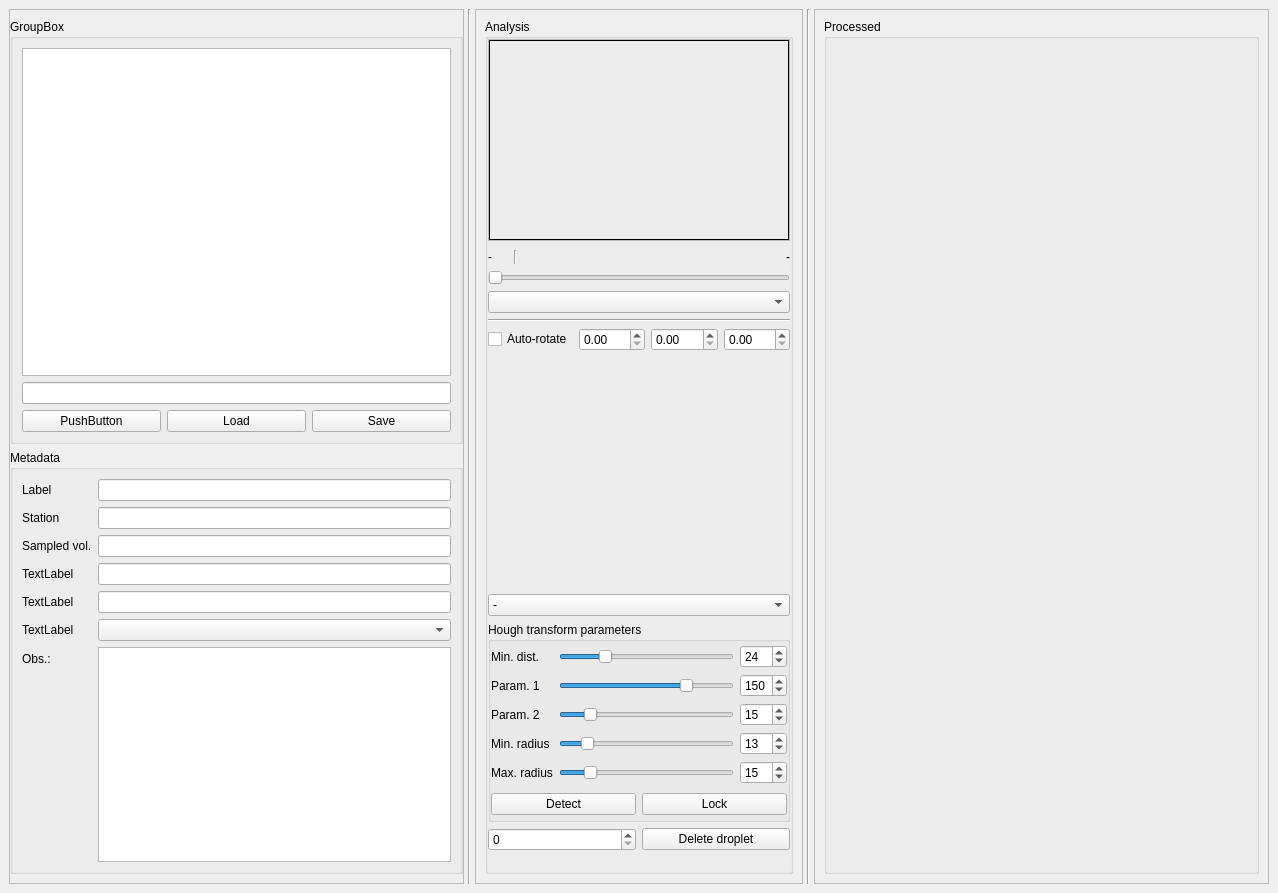
First picture: the form in src/gui/analysis.ui, repository gfogwill/FrESH, before the edit.
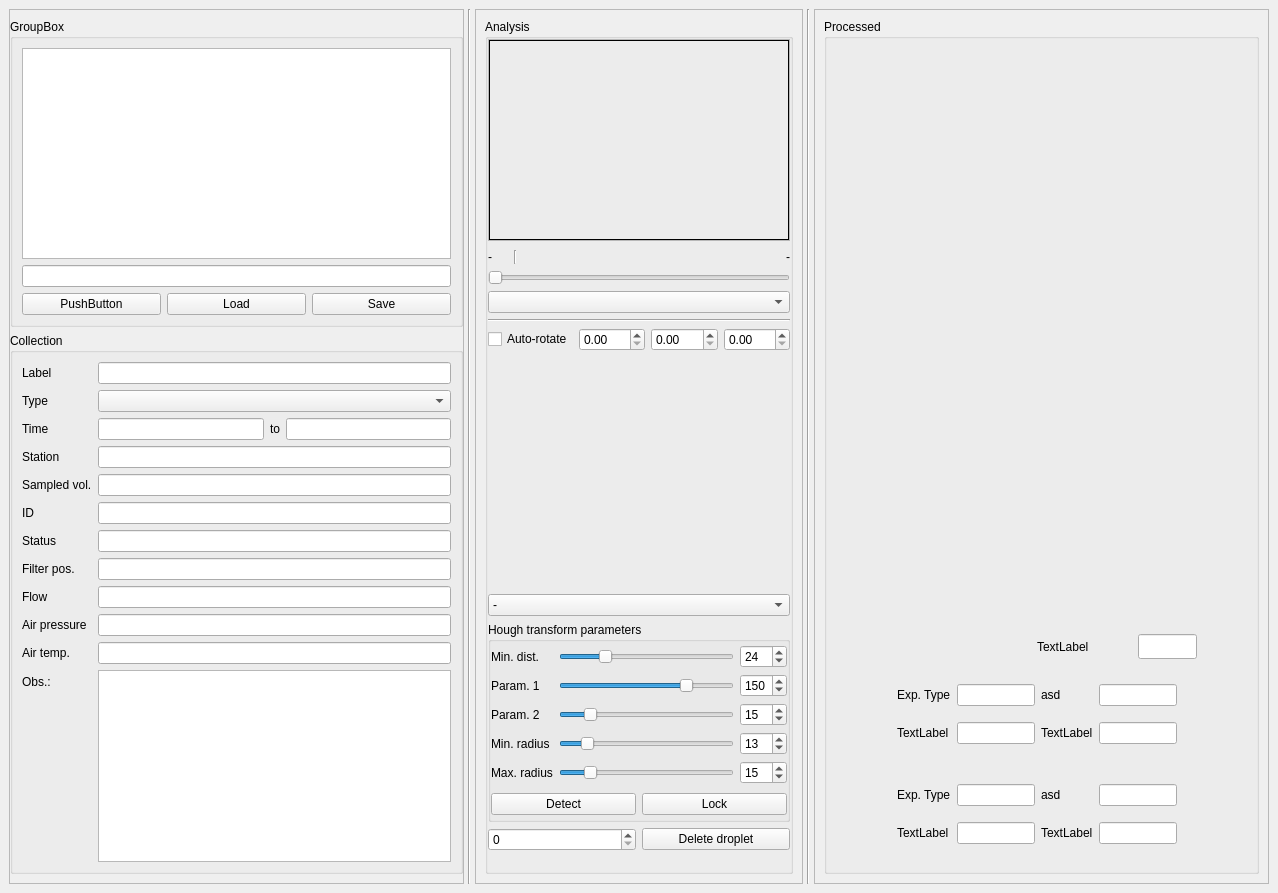
Second picture: the form after the edit. Custom widgets are drawn as their Qt base class.

Commit message:
chore: update metadata when editing
More fields added to the gui

What changed in the file:
```diff
--- a/src/gui/analysis.ui
+++ b/src/gui/analysis.ui
@@ -40,7 +40,7 @@
            <item row="1" column="0">
             <widget class="QGroupBox" name="groupBox">
              <property name="title">
-              <string>Metadata</string>
+              <string>Collection</string>
              </property>
              <layout class="QGridLayout" name="gridLayout_3">
               <item row="0" column="0">
@@ -53,67 +53,156 @@
                  </widget>
                 </item>
                 <item row="0" column="1">
-                 <widget class="QLineEdit" name="lineEdit_label"/>
+                 <widget class="QLineEdit" name="label_text_edit">
+                  <property name="readOnly">
+                   <bool>true</bool>
+                  </property>
+                 </widget>
                 </item>
-                <item row="1" column="0">
+                <item row="3" column="0">
                  <widget class="QLabel" name="label">
                   <property name="text">
                    <string>Station</string>
                   </property>
                  </widget>
                 </item>
-                <item row="1" column="1">
-                 <widget class="QLineEdit" name="lineEdit_station"/>
-                </item>
-                <item row="2" column="0">
-                 <widget class="QLabel" name="label_3">
-                  <property name="text">
-                   <string>Sampled vol.</string>
-                  </property>
-                 </widget>
-                </item>
-                <item row="2" column="1">
-                 <widget class="QLineEdit" name="lineEdit_airVol"/>
-                </item>
-                <item row="3" column="0">
-                 <widget class="QLabel" name="label_4">
-                  <property name="text">
-                   <string>TextLabel</string>
-                  </property>
-                 </widget>
-                </item>
                 <item row="3" column="1">
                  <widget class="QLineEdit" name="lineEdit_4"/>
                 </item>
                 <item row="4" column="0">
-                 <widget class="QLabel" name="label_5">
+                 <widget class="QLabel" name="label_3">
                   <property name="text">
-                   <string>TextLabel</string>
+                   <string>Sampled vol.</string>
                   </property>
                  </widget>
                 </item>
                 <item row="4" column="1">
-                 <widget class="QLineEdit" name="lineEdit_5"/>
+                 <widget class="QLineEdit" name="air_volume_text_edit"/>
                 </item>
                 <item row="5" column="0">
-                 <widget class="QLabel" name="label_7">
+                 <widget class="QLabel" name="label_4">
                   <property name="text">
-                   <string>TextLabel</string>
+                   <string>ID</string>
                   </property>
                  </widget>
                 </item>
                 <item row="5" column="1">
-                 <widget class="QComboBox" name="comboBox"/>
+                 <widget class="QLineEdit" name="sampler_id_text_edit"/>
                 </item>
                 <item row="6" column="0">
+                 <widget class="QLabel" name="label_5">
+                  <property name="text">
+                   <string>Status</string>
+                  </property>
+                 </widget>
+                </item>
+                <item row="6" column="1">
+                 <widget class="QLineEdit" name="lineEdit_5"/>
+                </item>
+                <item row="8" column="0">
+                 <widget class="QLabel" name="label_17">
+                  <property name="text">
+                   <string>Filter pos.</string>
+                  </property>
+                 </widget>
+                </item>
+                <item row="8" column="1">
+                 <widget class="QLineEdit" name="filter_position_text_edit"/>
+                </item>
+                <item row="12" column="0">
                  <widget class="QLabel" name="label_obs">
                   <property name="text">
                    <string>Obs.:</string>
                   </property>
                  </widget>
                 </item>
-                <item row="6" column="1">
-                 <widget class="QTextEdit" name="textEdit_obs"/>
+                <item row="12" column="1">
+                 <widget class="QTextEdit" name="exp_description_text_edit"/>
+                </item>
+                <item row="2" column="0">
+                 <widget class="QLabel" name="label_23">
+                  <property name="text">
+                   <string>Time</string>
+                  </property>
+                 </widget>
+                </item>
+                <item row="2" column="1">
+                 <layout class="QHBoxLayout" name="horizontalLayout_8">
+                  <item>
+                   <widget class="QLineEdit" name="start_time_text_edit"/>
+                  </item>
+                  <item>
+                   <widget class="QLabel" name="label_22">
+                    <property name="text">
+                     <string>to</string>
+                    </property>
+                   </widget>
+                  </item>
+                  <item>
+                   <widget class="QLineEdit" name="end_time_text_edit"/>
+                  </item>
+                 </layout>
+                </item>
+                <item row="9" column="0">
+                 <widget class="QLabel" name="label_24">
+                  <property name="text">
+                   <string>Flow</string>
+                  </property>
+                 </widget>
+                </item>
+                <item row="9" column="1">
+                 <widget class="QLineEdit" name="flow_text_edit"/>
+                </item>
+                <item row="10" column="0">
+                 <widget class="QLabel" name="label_26">
+                  <property name="text">
+                   <string>Air pressure</string>
+                  </property>
+                 </widget>
+                </item>
+                <item row="10" column="1">
+                 <widget class="QLineEdit" name="press_text_edit"/>
+                </item>
+                <item row="11" column="0">
+                 <widget class="QLabel" name="label_25">
+                  <property name="text">
+                   <string>Air temp.</string>
+                  </property>
+                 </widget>
+                </item>
+                <item row="11" column="1">
+                 <widget class="QLineEdit" name="temp_text_edit"/>
+                </item>
+                <item row="1" column="0">
+                 <widget class="QLabel" name="label_7">
+                  <property name="text">
+                   <string>Type</string>
+                  </property>
+                 </widget>
+                </item>
+                <item row="1" column="1">
+                 <widget class="QComboBox" name="comboBox_type">
+                  <item>
+                   <property name="text">
+                    <string/>
+                   </property>
+                  </item>
+                  <item>
+                   <property name="text">
+                    <string>Filter</string>
+                   </property>
+                  </item>
+                  <item>
+                   <property name="text">
+                    <string>WB</string>
+                   </property>
+                  </item>
+                  <item>
+                   <property name="text">
+                    <string>Filter background</string>
+                   </property>
+                  </item>
+                 </widget>
                 </item>
                </layout>
               </item>
@@ -699,7 +788,135 @@
                  <widget class="PlotWidget" name="FFwidget_grayscale" native="true"/>
                 </item>
                 <item>
-                 <widget class="QWidget" name="widget_2" native="true"/>
+                 <widget class="QWidget" name="widget_2" native="true">
+                  <widget class="QWidget" name="gridLayoutWidget">
+                   <property name="geometry">
+                    <rect>
+                     <x>70</x>
+                     <y>80</y>
+                     <width>280</width>
+                     <height>81</height>
+                    </rect>
+                   </property>
+                   <layout class="QGridLayout" name="gridLayout_12">
+                    <item row="1" column="3">
+                     <widget class="QLineEdit" name="lineEdit_3"/>
+                    </item>
+                    <item row="0" column="0">
+                     <widget class="QLabel" name="label_12">
+                      <property name="text">
+                       <string>Exp. Type</string>
+                      </property>
+                     </widget>
+                    </item>
+                    <item row="1" column="1">
+                     <widget class="QLineEdit" name="lineEdit_6"/>
+                    </item>
+                    <item row="0" column="1">
+                     <widget class="QLineEdit" name="experiment_type_text_edit"/>
+                    </item>
+                    <item row="1" column="0">
+                     <widget class="QLabel" name="label_15">
+                      <property name="text">
+                       <string>TextLabel</string>
+                      </property>
+                     </widget>
+                    </item>
+                    <item row="0" column="2">
+                     <widget class="QLabel" name="label_13">
+                      <property name="text">
+                       <string>asd</string>
+                      </property>
+                     </widget>
+                    </item>
+                    <item row="1" column="2">
+                     <widget class="QLabel" name="label_14">
+                      <property name="text">
+                       <string>TextLabel</string>
+                      </property>
+                     </widget>
+                    </item>
+                    <item row="0" column="3">
+                     <widget class="QLineEdit" name="lineEdit_2"/>
+                    </item>
+                   </layout>
+                  </widget>
+                  <widget class="QLineEdit" name="lineEdit_7">
+                   <property name="geometry">
+                    <rect>
+                     <x>311</x>
+                     <y>40</y>
+                     <width>59</width>
+                     <height>25</height>
+                    </rect>
+                   </property>
+                  </widget>
+                  <widget class="QLabel" name="label_16">
+                   <property name="geometry">
+                    <rect>
+                     <x>210</x>
+                     <y>40</y>
+                     <width>67</width>
+                     <height>25</height>
+                    </rect>
+                   </property>
+                   <property name="text">
+                    <string>TextLabel</string>
+                   </property>
+                  </widget>
+                  <widget class="QWidget" name="gridLayoutWidget_2">
+                   <property name="geometry">
+                    <rect>
+                     <x>70</x>
+                     <y>180</y>
+                     <width>280</width>
+                     <height>81</height>
+                    </rect>
+                   </property>
+                   <layout class="QGridLayout" name="gridLayout_13">
+                    <item row="1" column="3">
+                     <widget class="QLineEdit" name="lineEdit_9"/>
+                    </item>
+                    <item row="0" column="0">
+                     <widget class="QLabel" name="label_18">
+                      <property name="text">
+                       <string>Exp. Type</string>
+                      </property>
+                     </widget>
+                    </item>
+                    <item row="1" column="1">
+                     <widget class="QLineEdit" name="lineEdit_10"/>
+                    </item>
+                    <item row="0" column="1">
+                     <widget class="QLineEdit" name="experiment_type_text_edit_2"/>
+                    </item>
+                    <item row="1" column="0">
+                     <widget class="QLabel" name="label_19">
+                      <property name="text">
+                       <string>TextLabel</string>
+                      </property>
+                     </widget>
+                    </item>
+                    <item row="0" column="2">
+                     <widget class="QLabel" name="label_20">
+                      <property name="text">
+                       <string>asd</string>
+                      </property>
+                     </widget>
+                    </item>
+                    <item row="1" column="2">
+                     <widget class="QLabel" name="label_21">
+                      <property name="text">
+                       <string>TextLabel</string>
+                      </property>
+                     </widget>
+                    </item>
+                    <item row="0" column="3">
+                     <widget class="QLineEdit" name="lineEdit_11"/>
+                    </item>
+                   </layout>
+                  </widget>
+                 </widget>
                 </item>
                </layout>
               </item>
```
Left out of the diff: 42 changed lines with no effect on the pictures. The commit also changes 2 other files.
